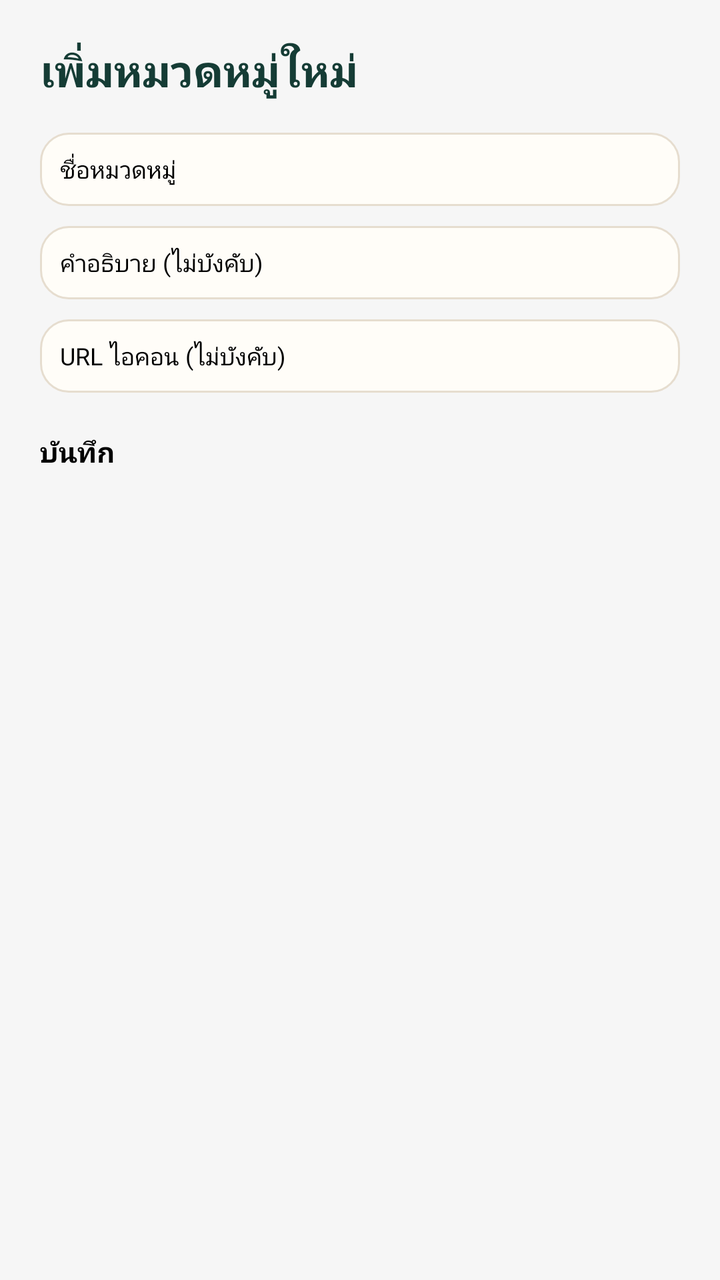
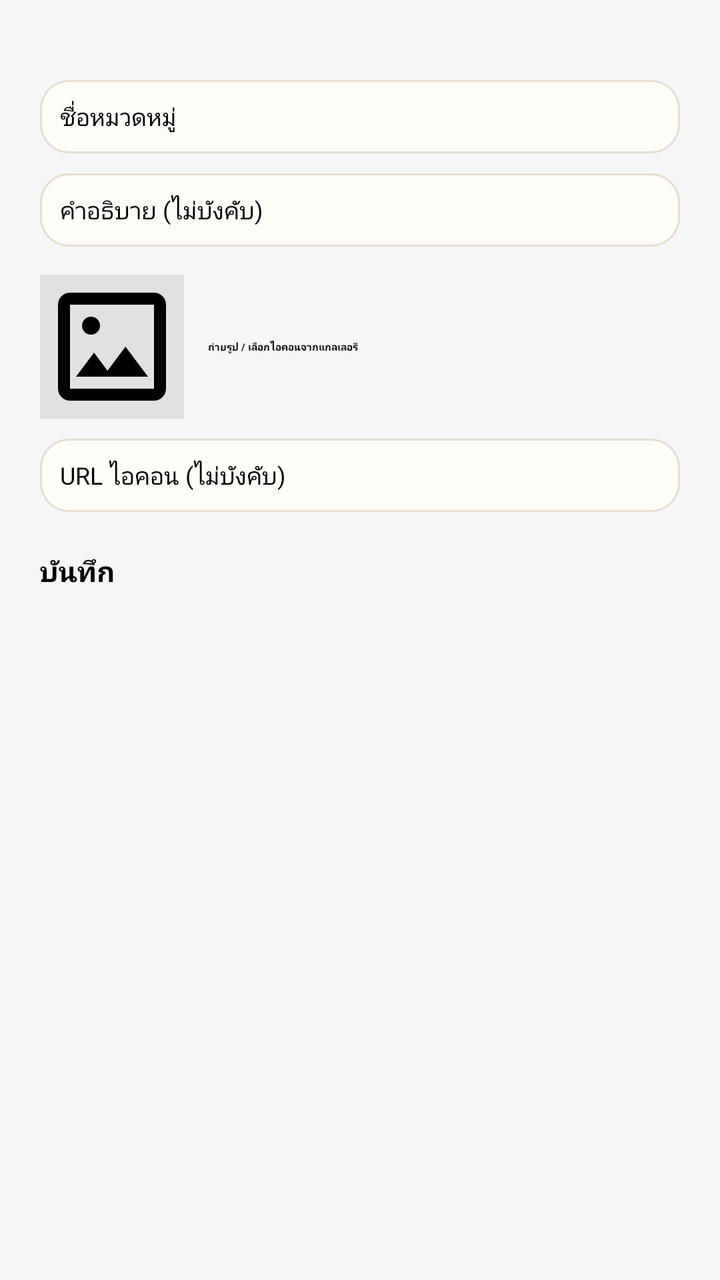

Two renders of the same Android screen: before a commit and after it. Below are the layout's source before the change and the commit's diff.
<!-- AndroidManifest.xml: application theme Theme.Cartly.Splash -->
<!-- res/layout/activity_category_form.xml -->
<?xml version="1.0" encoding="utf-8"?>
<LinearLayout xmlns:android="http://schemas.android.com/apk/res/android"
    xmlns:app="http://schemas.android.com/apk/res-auto"
    xmlns:tools="http://schemas.android.com/tools"
    android:id="@+id/main"
    android:layout_width="match_parent"
    android:layout_height="match_parent"
    android:orientation="vertical"
    android:padding="20dp"
    android:background="@color/gray_f6"
    tools:context=".CategoryFormActivity">

    <TextView
        android:id="@+id/tvFormTitle"
        android:layout_width="wrap_content"
        android:layout_height="wrap_content"
        android:text="เพิ่มหมวดหมู่ใหม่"
        android:textSize="22sp"
        android:textStyle="bold"
        android:layout_marginBottom="16dp"
        android:fontFamily="@font/adlamdisplay_regular"
        android:textColor="@color/ink"/>

    <EditText
        android:id="@+id/edtCategoryName"
        android:background="@drawable/bg_input"
        android:padding="10dp"
        android:layout_width="match_parent"
        android:layout_height="wrap_content"
        android:hint="ชื่อหมวดหมู่"
        android:fontFamily="@font/adlamdisplay_regular"
        android:textSize="12sp"
        android:textColor="@color/black"/>

    <EditText
        android:id="@+id/edtCategoryDes"
        android:background="@drawable/bg_input"
        android:padding="10dp"
        android:layout_width="match_parent"
        android:layout_height="wrap_content"
        android:hint="คำอธิบาย (ไม่บังคับ)"
        android:fontFamily="@font/adlamdisplay_regular"
        android:textSize="12sp"
        android:textColor="@color/black"
        android:layout_marginTop="10dp"/>

    <EditText
        android:id="@+id/edtIconUrl"
        android:background="@drawable/bg_input"
        android:padding="10dp"
        android:layout_width="match_parent"
        android:layout_height="wrap_content"
        android:hint="URL ไอคอน (ไม่บังคับ)"
        android:fontFamily="@font/adlamdisplay_regular"
        android:textSize="12sp"
        android:textColor="@color/black"
        android:layout_marginTop="10dp"/>

    <Button
        android:id="@+id/btnSave"
        android:backgroundTintMode="src_atop"
        android:backgroundTint="@color/green_brand"
        android:layout_width="match_parent"
        android:layout_height="54dp"
        android:layout_gravity="center_horizontal"
        android:layout_marginTop="20dp"
        android:text="@string/save_th"
        android:fontFamily="@font/adlamdisplay_regular"
        android:textStyle="bold"
        android:textSize="14sp"/>
    <ProgressBar
        android:id="@+id/progressBar"
        android:layout_width="wrap_content"
        android:layout_height="wrap_content"
        android:layout_gravity="center_horizontal"
        android:layout_marginTop="12dp"
        android:visibility="gone" />
</LinearLayout>
<!-- resources referenced by this layout -->
<resources>
  <color name="black">#FF000000</color>
  <color name="gray_f6">#f6f6f6</color>
  <color name="green_brand">#7FB685</color>
  <color name="ink">#153C35</color>
  <!-- drawable bg_input (drawable) -->
  <shape xmlns:android="http://schemas.android.com/apk/res/android">
      <solid android:color="@color/card" />
      <corners android:radius="14dp" />
      <stroke android:width="1dp" android:color="@color/border" />
  </shape>
  <string name="save_th">บันทึก</string>
  <style name="Theme.Cartly.Splash" parent="Theme.SplashScreen">
  
          <item name="windowSplashScreenBackground">@color/cream</item>
  
          <item name="windowSplashScreenAnimatedIcon">@mipmap/ic_launcher_logo2</item>
  
          <item name="postSplashScreenTheme">@style/Base.Theme.Cartly</item>
      </style>
  <color name="card">#FFFDF8</color>
  <color name="border">#E6DDCF</color>
  <color name="cream">#FBF7EF</color>
  <style name="Base.Theme.Cartly" parent="Theme.Material3.DayNight.NoActionBar">
          
          
      </style>
</resources>

<!-- the commit's change to res/layout/activity_category_form.xml (unified diff, before → after) -->
@@ -1,78 +1,109 @@
 <?xml version="1.0" encoding="utf-8"?>
 <LinearLayout xmlns:android="http://schemas.android.com/apk/res/android"
-    xmlns:app="http://schemas.android.com/apk/res-auto"
     xmlns:tools="http://schemas.android.com/tools"
     android:id="@+id/main"
     android:layout_width="match_parent"
     android:layout_height="match_parent"
     android:orientation="vertical"
-    android:padding="20dp"
     android:background="@color/gray_f6"
     tools:context=".CategoryFormActivity">
 
-    <TextView
-        android:id="@+id/tvFormTitle"
-        android:layout_width="wrap_content"
-        android:layout_height="wrap_content"
-        android:text="เพิ่มหมวดหมู่ใหม่"
-        android:textSize="22sp"
-        android:textStyle="bold"
-        android:layout_marginBottom="16dp"
-        android:fontFamily="@font/adlamdisplay_regular"
-        android:textColor="@color/ink"/>
+    <com.example.cartly.View.ToolbarView
+        android:id="@+id/toolbar"
+        android:layout_marginTop="20dp"
+        android:layout_width="match_parent"
+        android:layout_height="?attr/actionBarSize"/>
 
-    <EditText
-        android:id="@+id/edtCategoryName"
-        android:background="@drawable/bg_input"
-        android:padding="10dp"
+    <LinearLayout
         android:layout_width="match_parent"
-        android:layout_height="wrap_content"
-        android:hint="ชื่อหมวดหมู่"
-        android:fontFamily="@font/adlamdisplay_regular"
-        android:textSize="12sp"
-        android:textColor="@color/black"/>
+        android:layout_height="0dp"
+        android:layout_weight="1"
+        android:orientation="vertical"
+        android:padding="20dp">
+        <EditText
+            android:id="@+id/edtCategoryName"
+            android:background="@drawable/bg_input"
+            android:inputType="text"
+            android:padding="10dp"
+            android:layout_width="match_parent"
+            android:layout_height="wrap_content"
+            android:hint="ชื่อหมวดหมู่"
+            android:fontFamily="@font/adlamdisplay_regular"
+            android:textSize="12sp"
+            android:textColor="@color/black"
+            tools:ignore="Autofill,HardcodedText" />
+        <EditText
+            android:id="@+id/edtCategoryDes"
+            android:background="@drawable/bg_input"
+            android:inputType="text"
+            android:padding="10dp"
+            android:layout_width="match_parent"
+            android:layout_height="wrap_content"
+            android:hint="คำอธิบาย (ไม่บังคับ)"
+            android:fontFamily="@font/adlamdisplay_regular"
+            android:textSize="12sp"
+            android:textColor="@color/black"
+            android:layout_marginTop="10dp"
+            tools:ignore="Autofill,HardcodedText" />
 
-    <EditText
-        android:id="@+id/edtCategoryDes"
-        android:background="@drawable/bg_input"
-        android:padding="10dp"
-        android:layout_width="match_parent"
-        android:layout_height="wrap_content"
-        android:hint="คำอธิบาย (ไม่บังคับ)"
-        android:fontFamily="@font/adlamdisplay_regular"
-        android:textSize="12sp"
-        android:textColor="@color/black"
-        android:layout_marginTop="10dp"/>
+        <LinearLayout
+            android:layout_width="match_parent"
+            android:layout_height="wrap_content"
+            android:orientation="horizontal"
+            android:gravity="center_vertical"
+            android:layout_marginTop="14dp">
+            <ImageView
+                android:id="@+id/ivIconPreview"
+                android:layout_width="72dp"
+                android:layout_height="72dp"
+                android:background="@color/trans_gray"
+                android:contentDescription="@null"
+                android:scaleType="centerCrop"
+                android:src="@drawable/icon_imagesmode_24"/>
+            <Button
+                android:id="@+id/btnPickIcon"
+                android:layout_width="0dp"
+                android:layout_height="wrap_content"
+                android:backgroundTint="@color/green_brand"
+                android:layout_marginStart="12dp"
+                android:layout_weight="1"
+                android:text="ถ่ายรูป / เลือกไอคอนจากแกลเลอรี"
+                android:textStyle="bold"
+                tools:ignore="HardcodedText" />
+        </LinearLayout>
 
-    <EditText
-        android:id="@+id/edtIconUrl"
-        android:background="@drawable/bg_input"
-        android:padding="10dp"
-        android:layout_width="match_parent"
-        android:layout_height="wrap_content"
-        android:hint="URL ไอคอน (ไม่บังคับ)"
-        android:fontFamily="@font/adlamdisplay_regular"
-        android:textSize="12sp"
-        android:textColor="@color/black"
-        android:layout_marginTop="10dp"/>
+        <EditText
+            android:id="@+id/edtIconUrl"
+            android:background="@drawable/bg_input"
+            android:padding="10dp"
+            android:layout_width="match_parent"
+            android:layout_height="wrap_content"
+            android:hint="URL ไอคอน (ไม่บังคับ)"
+            android:fontFamily="@font/adlamdisplay_regular"
+            android:textSize="12sp"
+            android:textColor="@color/black"
+            android:layout_marginTop="10dp"
+            tools:ignore="Autofill,HardcodedText,TextFields" />
 
-    <Button
-        android:id="@+id/btnSave"
-        android:backgroundTintMode="src_atop"
-        android:backgroundTint="@color/green_brand"
-        android:layout_width="match_parent"
-        android:layout_height="54dp"
-        android:layout_gravity="center_horizontal"
-        android:layout_marginTop="20dp"
-        android:text="@string/save_th"
-        android:fontFamily="@font/adlamdisplay_regular"
-        android:textStyle="bold"
-        android:textSize="14sp"/>
-    <ProgressBar
-        android:id="@+id/progressBar"
-        android:layout_width="wrap_content"
-        android:layout_height="wrap_content"
-        android:layout_gravity="center_horizontal"
-        android:layout_marginTop="12dp"
-        android:visibility="gone" />
+        <Button
+            android:id="@+id/btnSave"
+            android:layout_width="match_parent"
+            android:layout_height="54dp"
+            android:backgroundTintMode="src_atop"
+            android:backgroundTint="@color/green_brand"
+            android:layout_gravity="center_horizontal"
+            android:layout_marginTop="20dp"
+            android:text="@string/save_th"
+            android:fontFamily="@font/adlamdisplay_regular"
+            android:textStyle="bold"
+            android:textSize="14sp"/>
+        <ProgressBar
+            android:id="@+id/progressBar"
+            android:layout_width="wrap_content"
+            android:layout_height="wrap_content"
+            android:layout_gravity="center_horizontal"
+            android:layout_marginTop="12dp"
+            android:visibility="gone" />
+
+    </LinearLayout>
 </LinearLayout>
<!-- resource entries referenced after the edit -->
@@ -3,13 +3,19 @@
   <color name="black">#FF000000</color>
   <color name="gray_f6">#f6f6f6</color>
   <color name="green_brand">#7FB685</color>
-  <color name="ink">#153C35</color>
+  <color name="trans_gray">#E1E1E1</color>
   <!-- drawable bg_input (drawable) -->
   <shape xmlns:android="http://schemas.android.com/apk/res/android">
       <solid android:color="@color/card" />
       <corners android:radius="14dp" />
       <stroke android:width="1dp" android:color="@color/border" />
   </shape>
+  <!-- drawable icon_imagesmode_24 (drawable) -->
+  <vector xmlns:android="http://schemas.android.com/apk/res/android" android:height="24dp" android:tint="#000000" android:viewportHeight="960" android:viewportWidth="960" android:width="24dp">
+        
+      <path android:fillColor="@android:color/white" android:pathData="M200,840Q167,840 143.5,816.5Q120,793 120,760L120,200Q120,167 143.5,143.5Q167,120 200,120L760,120Q793,120 816.5,143.5Q840,167 840,200L840,760Q840,793 816.5,816.5Q793,840 760,840L200,840ZM200,760L760,760Q760,760 760,760Q760,760 760,760L760,200Q760,200 760,200Q760,200 760,200L200,200Q200,200 200,200Q200,200 200,200L200,760Q200,760 200,760Q200,760 200,760ZM240,680L720,680L570,480L450,640L360,520L240,680ZM200,760Q200,760 200,760Q200,760 200,760L200,200Q200,200 200,200Q200,200 200,200L200,200Q200,200 200,200Q200,200 200,200L200,760Q200,760 200,760Q200,760 200,760ZM382.5,382.5Q400,365 400,340Q400,315 382.5,297.5Q365,280 340,280Q315,280 297.5,297.5Q280,315 280,340Q280,365 297.5,382.5Q315,400 340,400Q365,400 382.5,382.5Z"/>
+      
+  </vector>
   <string name="save_th">บันทึก</string>
   <style name="Theme.Cartly.Splash" parent="Theme.SplashScreen">
   
